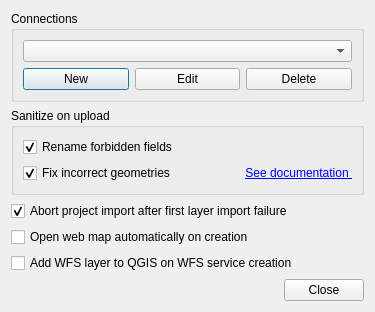
Above: src/settings_dialog_base.ui from nextgis/nextgis_connect before the change. Below: the same form after it.
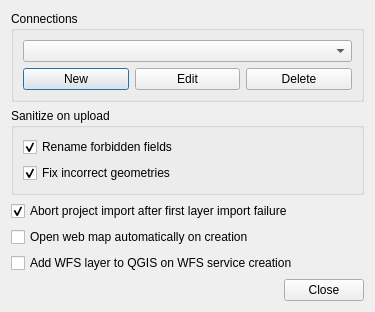
That is the form after the change.

Commit message: New Help button

Patch:
```diff
--- a/src/settings_dialog_base.ui
+++ b/src/settings_dialog_base.ui
@@ -97,22 +97,6 @@
         </property>
        </widget>
       </item>
-      <item row="1" column="1">
-       <widget class="QLabel" name="label">
-        <property name="text">
-         <string>&lt;html&gt;&lt;head/&gt;&lt;body&gt;&lt;p&gt;&lt;a href=&quot;http://docs.nextgis.com/docs_ngcom/source/data_upload.html#vector-data&quot;&gt;&lt;span style=&quot; text-decoration: underline; color:#0000ff;&quot;&gt;See documentation &lt;/span&gt;&lt;/a&gt;&lt;/p&gt;&lt;/body&gt;&lt;/html&gt;</string>
-        </property>
-        <property name="textFormat">
-         <enum>Qt::RichText</enum>
-        </property>
-        <property name="alignment">
-         <set>Qt::AlignRight|Qt::AlignTrailing|Qt::AlignVCenter</set>
-        </property>
-        <property name="openExternalLinks">
-         <bool>true</bool>
-        </property>
-       </widget>
-      </item>
      </layout>
     </widget>
    </item>
```
The commit also changes 3 other files.
